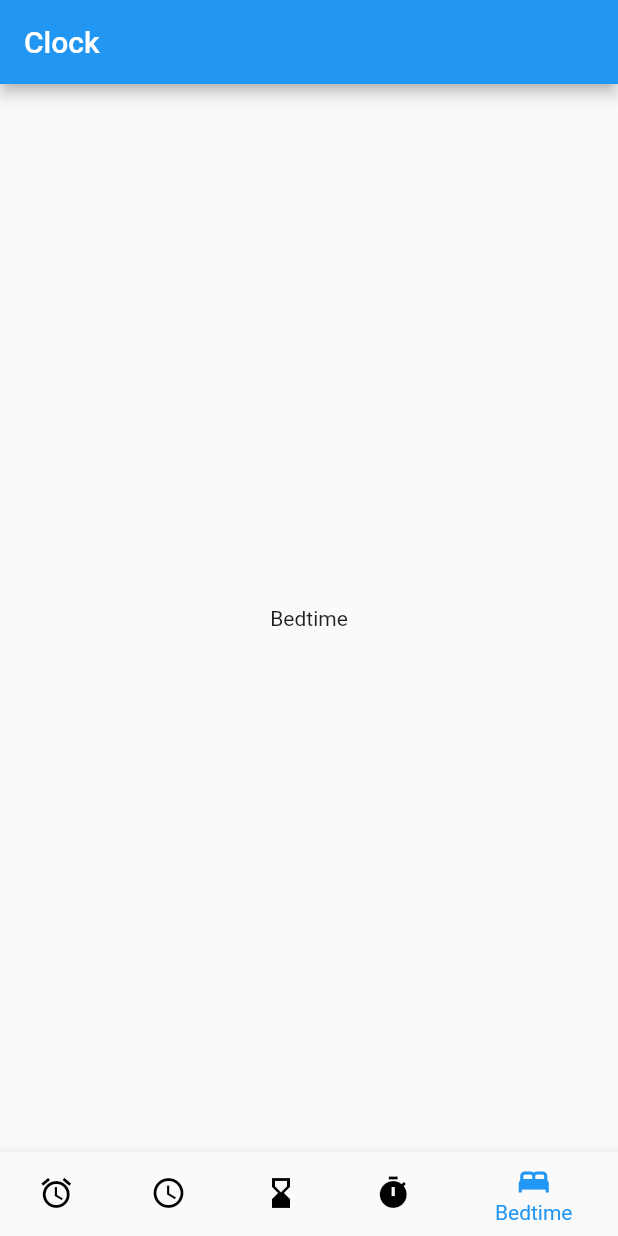
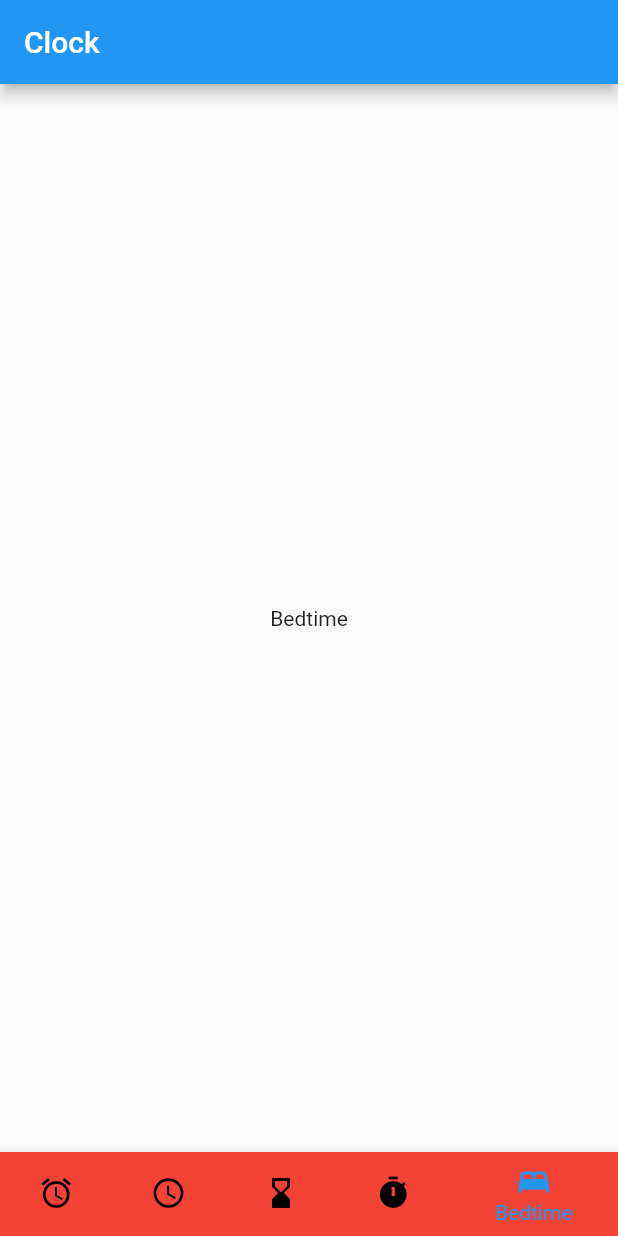
Before and after one commit to SrikantKanekar/ClockApp-Flutter, a Flutter app: the screen it shows after launch, item 5 of the bottom bar chosen, on a phone screen of 412 x 824 dp. Run offline on Flutter 3.47's test engine with Material 2 defaults, Android fonts, the phone set to English and light mode, and no system bars.

Commit message:
test commit

```diff
--- a/lib/features/home/home_screen.dart
+++ b/lib/features/home/home_screen.dart
@@ -54,12 +54,14 @@ class _HomeScreenState extends State<HomeScreen> {
           BottomNavigationBarItem(
             icon: Icon(Icons.bed),
             label: 'Bedtime',
+            backgroundColor: Colors.red
           ),
         ],
         currentIndex: _selectedIndex,
         onTap: _onItemTapped,
         selectedItemColor: Colors.blue,
         unselectedItemColor: Colors.black,
+        backgroundColor: Colors.red,
       ),
     );
   }
```
